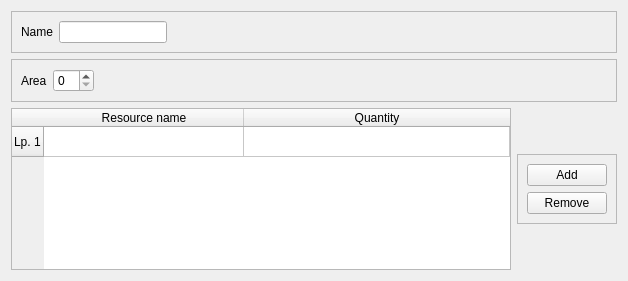
Old version of the form gui/field_type_tab.ui in the repository hudaszekpiotr/InzynierkaProgram.
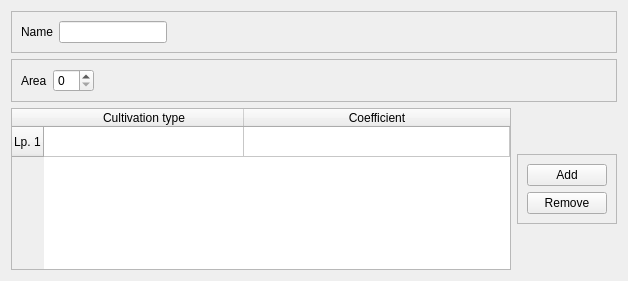
New version of the form.

What changed in the file:
```diff
--- a/gui/field_type_tab.ui
+++ b/gui/field_type_tab.ui
@@ -35,12 +35,12 @@
      </row>
      <column>
       <property name="text">
-       <string>Resource name</string>
+       <string>Cultivation type</string>
       </property>
      </column>
      <column>
       <property name="text">
-       <string>Quantity</string>
+       <string>Coefficient</string>
       </property>
      </column>
     </widget>
```
